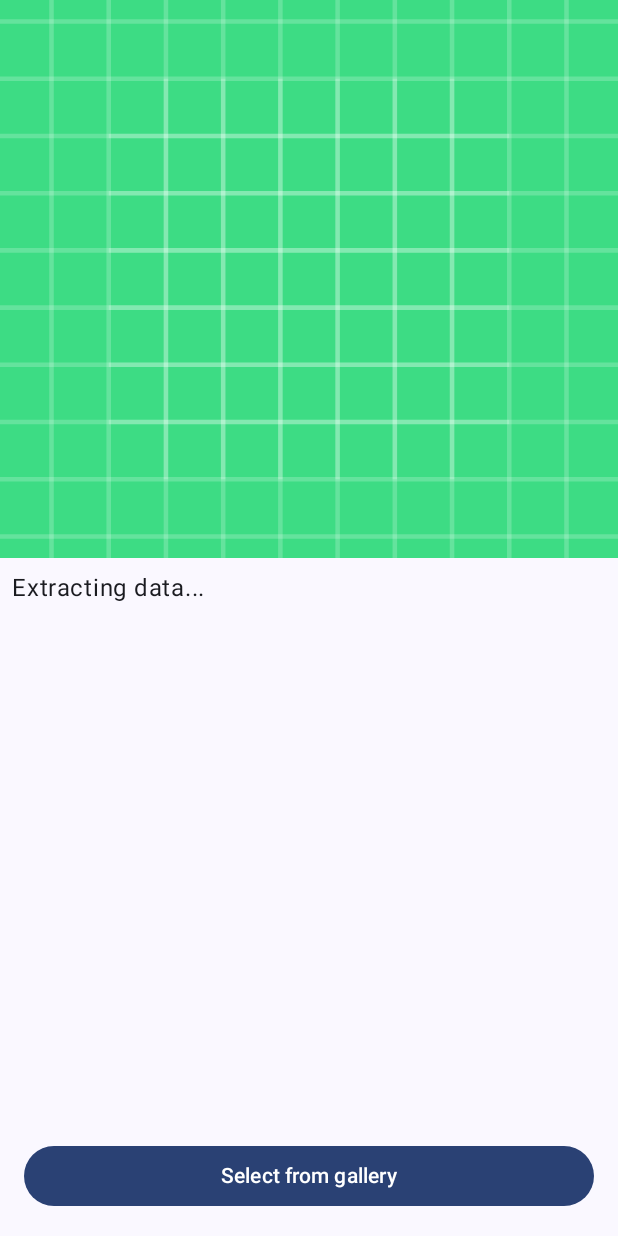
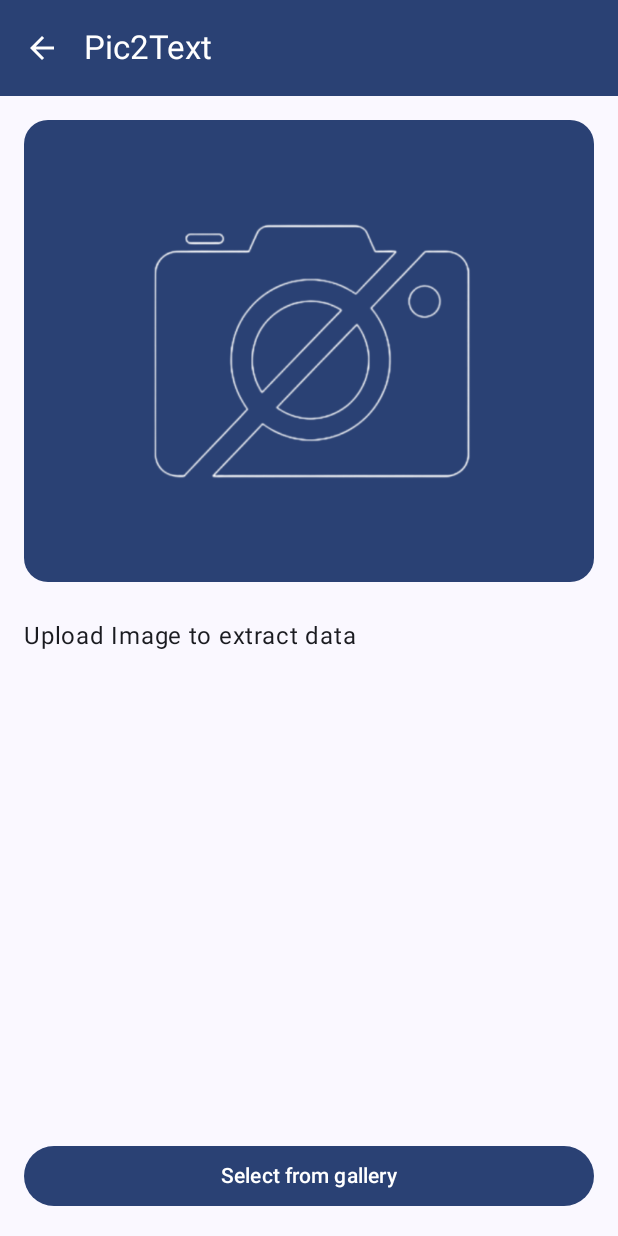
Before and after one commit to Suman942/Pic2Text, an Android app built with Jetpack Compose: the screen it shows after launch (MainActivity), on a phone screen of 412 x 824 dp. Run offline under Robolectric (Android 15) with nearby library versions, the phone set to English and light mode, and no system bars.

Commit message:
text extraction from image

```diff
--- a/app/src/main/java/com/suman/pic2text/MainActivity.kt
+++ b/app/src/main/java/com/suman/pic2text/MainActivity.kt
@@ -1,27 +1,67 @@
 package com.suman.pic2text
 
+import android.app.Activity
 import android.os.Bundle
 import androidx.activity.ComponentActivity
+import androidx.activity.compose.LocalActivity
 import androidx.activity.compose.setContent
 import androidx.activity.enableEdgeToEdge
 import androidx.compose.foundation.layout.fillMaxSize
 import androidx.compose.foundation.layout.padding
+import androidx.compose.material.icons.Icons
+import androidx.compose.material.icons.filled.ArrowBack
+import androidx.compose.material3.ExperimentalMaterial3Api
+import androidx.compose.material3.Icon
+import androidx.compose.material3.IconButton
+import androidx.compose.material3.MaterialTheme
 import androidx.compose.material3.Scaffold
 import androidx.compose.material3.Text
+import androidx.compose.material3.TopAppBar
+import androidx.compose.material3.TopAppBarColors
 import androidx.compose.runtime.Composable
 import androidx.compose.ui.Modifier
+import androidx.compose.ui.platform.LocalContext
+import androidx.compose.ui.res.stringResource
 import androidx.compose.ui.tooling.preview.Preview
 import com.suman.pic2text.presentation.ui.FetchFromGalleryComposable
 import com.suman.pic2text.ui.theme.Pic2TextTheme
 
 class MainActivity : ComponentActivity() {
+    @OptIn(ExperimentalMaterial3Api::class)
     override fun onCreate(savedInstanceState: Bundle?) {
         super.onCreate(savedInstanceState)
         enableEdgeToEdge()
+
         setContent {
+
             Pic2TextTheme {
-                Scaffold(modifier = Modifier.fillMaxSize()) { innerPadding ->
-                    FetchFromGalleryComposable(modifier = Modifier.fillMaxSize().padding(innerPadding))
+                val activity = LocalActivity.current
+
+                Scaffold(modifier = Modifier.fillMaxSize(), topBar = {
+                    TopAppBar(
+                        title = { Text(stringResource(R.string.app_name)) },
+                        navigationIcon = {
+                            IconButton(onClick = { activity?.finish() }) {
+                                Icon(
+                                    imageVector = Icons.Default.ArrowBack,
+                                    contentDescription = null
+                                )
+                            }
+                        },
+                        colors = TopAppBarColors(
+                            containerColor = MaterialTheme.colorScheme.primary,
+                            scrolledContainerColor = MaterialTheme.colorScheme.primaryContainer,
+                            navigationIconContentColor = MaterialTheme.colorScheme.onPrimary,
+                            actionIconContentColor = MaterialTheme.colorScheme.onPrimary,
+                            titleContentColor = MaterialTheme.colorScheme.onPrimary
+                        )
+                    )
+                }) { innerPadding ->
+                    FetchFromGalleryComposable(
+                        modifier = Modifier
+                            .fillMaxSize()
+                            .padding(innerPadding)
+                    )
                 }
             }
         }
--- /dev/null
+++ b/app/src/main/java/com/suman/pic2text/data/Mapper.kt
@@ -0,0 +1,26 @@
+package com.suman.pic2text.data
+
+import android.content.Context
+import android.graphics.Bitmap
+import androidx.exifinterface.media.ExifInterface
+import android.graphics.Matrix
+import android.net.Uri
+
+fun Bitmap.rotateIfRequired(context: Context, uri: Uri): Bitmap {
+    val inputStream = context.contentResolver.openInputStream(uri)
+    val exif = ExifInterface(inputStream!!)
+    val orientation = exif.getAttributeInt(
+        ExifInterface.TAG_ORIENTATION,
+        ExifInterface.ORIENTATION_NORMAL
+    )
+    inputStream.close()
+
+    val matrix = Matrix()
+    when (orientation) {
+        ExifInterface.ORIENTATION_ROTATE_90 -> matrix.postRotate(90f)
+        ExifInterface.ORIENTATION_ROTATE_180 -> matrix.postRotate(180f)
+        ExifInterface.ORIENTATION_ROTATE_270 -> matrix.postRotate(270f)
+    }
+
+    return Bitmap.createBitmap(this, 0, 0, width, height, matrix, true)
+}
--- a/app/src/main/java/com/suman/pic2text/presentation/ui/FetchFromGalleryComposable.kt
+++ b/app/src/main/java/com/suman/pic2text/presentation/ui/FetchFromGalleryComposable.kt
@@ -4,23 +4,23 @@ import android.graphics.Bitmap
 import android.net.Uri
 import android.provider.MediaStore
 import android.util.Log
-import android.widget.ImageView
 import androidx.activity.compose.rememberLauncherForActivityResult
 import androidx.activity.result.contract.ActivityResultContracts
 import androidx.compose.foundation.Image
+import androidx.compose.foundation.background
 import androidx.compose.foundation.layout.Box
 import androidx.compose.foundation.layout.Column
-import androidx.compose.foundation.layout.Spacer
 import androidx.compose.foundation.layout.fillMaxSize
 import androidx.compose.foundation.layout.fillMaxWidth
-import androidx.compose.foundation.layout.height
 import androidx.compose.foundation.layout.padding
 import androidx.compose.foundation.rememberScrollState
+import androidx.compose.foundation.shape.RoundedCornerShape
 import androidx.compose.foundation.verticalScroll
 import androidx.compose.material3.Button
+import androidx.compose.material3.ButtonColors
+import androidx.compose.material3.MaterialTheme
 import androidx.compose.material3.Text
 import androidx.compose.runtime.Composable
-import androidx.compose.runtime.MutableState
 import androidx.compose.runtime.getValue
 import androidx.compose.runtime.mutableStateOf
 import androidx.compose.runtime.remember
@@ -28,7 +28,9 @@ import androidx.compose.runtime.setValue
 import androidx.compose.ui.Alignment
 import androidx.compose.ui.Modifier
 import androidx.compose.ui.draw.alpha
-import androidx.compose.ui.graphics.ImageBitmap
+import androidx.compose.ui.draw.clip
+import androidx.compose.ui.graphics.Color
+import androidx.compose.ui.graphics.ColorFilter
 import androidx.compose.ui.graphics.asImageBitmap
 import androidx.compose.ui.layout.ContentScale
 import androidx.compose.ui.platform.LocalContext
@@ -36,6 +38,7 @@ import androidx.compose.ui.res.painterResource
 import androidx.compose.ui.unit.dp
 import com.suman.pic2text.R
 import com.suman.pic2text.data.DataExtraction
+import com.suman.pic2text.data.rotateIfRequired
 
 @Composable
 fun FetchFromGalleryComposable(modifier: Modifier = Modifier) {
@@ -43,14 +46,15 @@ fun FetchFromGalleryComposable(modifier: Modifier = Modifier) {
     var imageUri by remember { mutableStateOf<Uri?>(null) }
     var imageBitmap by remember { mutableStateOf<Bitmap?>(null) }
 
-    var result by remember { mutableStateOf<String>("Extracting data...") }
+    var result by remember { mutableStateOf("Upload Image to extract data") }
 
     val launcher = rememberLauncherForActivityResult(
         contract = ActivityResultContracts.GetContent()
     ) { uri: Uri? ->
         imageUri = uri
         uri?.let {
-            imageBitmap = MediaStore.Images.Media.getBitmap(context.contentResolver, it)
+       val rawBitmap  = MediaStore.Images.Media.getBitmap(context.contentResolver, it)
+            imageBitmap = rawBitmap.rotateIfRequired(context,uri)
         }
     }
 
@@ -67,22 +71,33 @@ fun FetchFromGalleryComposable(modifier: Modifier = Modifier) {
                     .weight(1f),
                 contentAlignment = Alignment.Center
             ) {
-                Image(
-                    painter = painterResource(R.drawable.ic_launcher_background),
-                    contentDescription = null,
-                    modifier = Modifier.fillMaxWidth().alpha(if (imageBitmap == null) 1f else 0f),
-                    contentScale = ContentScale.Crop,
-                )
+
+                Box(modifier = Modifier.fillMaxSize().padding(16.dp) .clip(RoundedCornerShape(16.dp))
+                    .alpha(if (imageBitmap == null) 1f else 0f).background(MaterialTheme.colorScheme.primary),
+                    ) {
+                    Image(
+                        painter = painterResource(R.drawable.no_image_placeholder),
+                        contentDescription = null,
+                        modifier = Modifier.fillMaxWidth().padding(16.dp)
+                            .clip(RoundedCornerShape(16.dp))
+                            .alpha(if (imageBitmap == null) 1f else 0f),
+                        contentScale = ContentScale.Crop,
+                        colorFilter = ColorFilter.tint(
+                            Color.White
+                        )
+                    )
+                }
                 imageBitmap?.let { bitmap->
                     Image(
                         bitmap = bitmap.asImageBitmap(),
                         contentDescription = null,
-                        modifier = Modifier.fillMaxWidth(),
+                        modifier = Modifier.fillMaxWidth().padding(16.dp).clip(RoundedCornerShape(16.dp)),
                         contentScale = ContentScale.Crop
                     )
 
                     DataExtraction().extraction(bitmap,
-                        onResult = { result = it
+                        onResult = {
+                            result = it
                             Log.d("ExtractedContentComposable", result)},
                         onError = {
                             result = it.message ?: "Unable to extract"
@@ -95,15 +110,21 @@ fun FetchFromGalleryComposable(modifier: Modifier = Modifier) {
 
             }
 
-            Box(modifier = Modifier.weight(1f).padding(8.dp)) {
+            Box(modifier = Modifier.weight(1f)){
                 val scrollState = rememberScrollState()
-                Text(modifier = Modifier.fillMaxSize().verticalScroll(scrollState), text = result)
+                Text(modifier = Modifier.fillMaxSize().align(Alignment.Center).padding(horizontal = 16.dp, vertical = 8.dp).verticalScroll(scrollState), text = result)
             }
 
             Button(
                 modifier = Modifier
                     .fillMaxWidth()
                     .padding(16.dp),
+                colors = ButtonColors(
+                    containerColor = MaterialTheme.colorScheme.primary,
+                    contentColor = Color.White,
+                    disabledContainerColor = MaterialTheme.colorScheme.tertiary,
+                    disabledContentColor = Color.Gray
+                ),
                 onClick = { launcher.launch("image/*") },
             ) { Text("Select from gallery") }
 
```
Also changed, not shown: app/src/main/res/drawable/no_image_drawable.png (added), app/src/main/res/drawable/no_image_placeholder.png (added), 1 other file.
